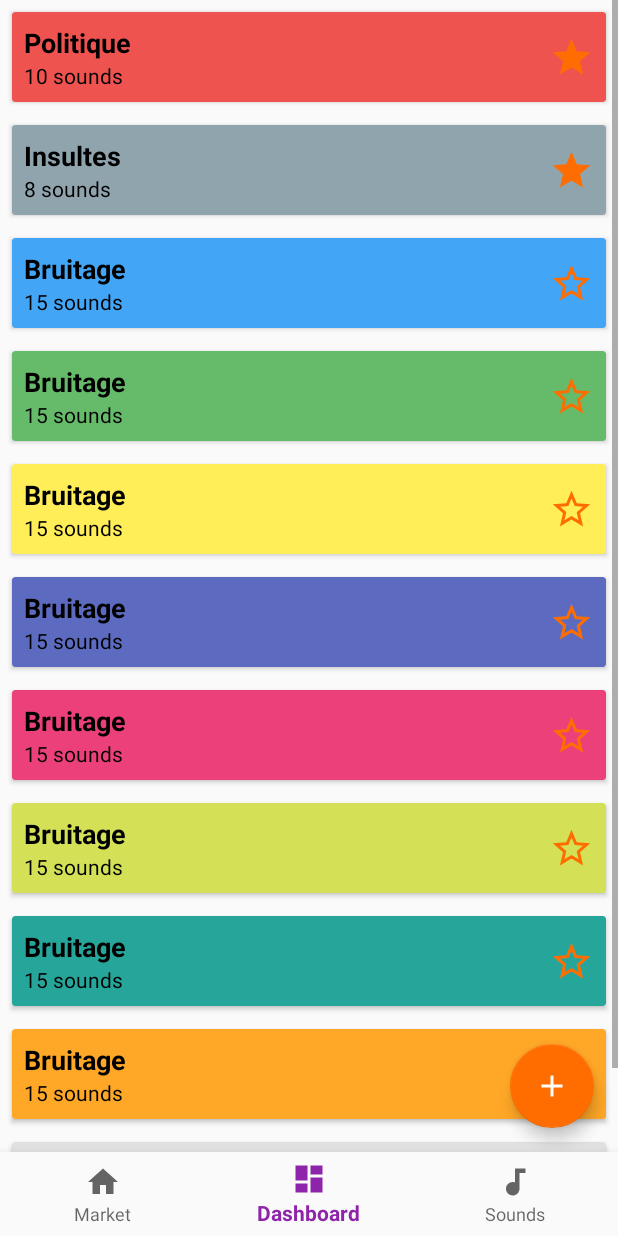
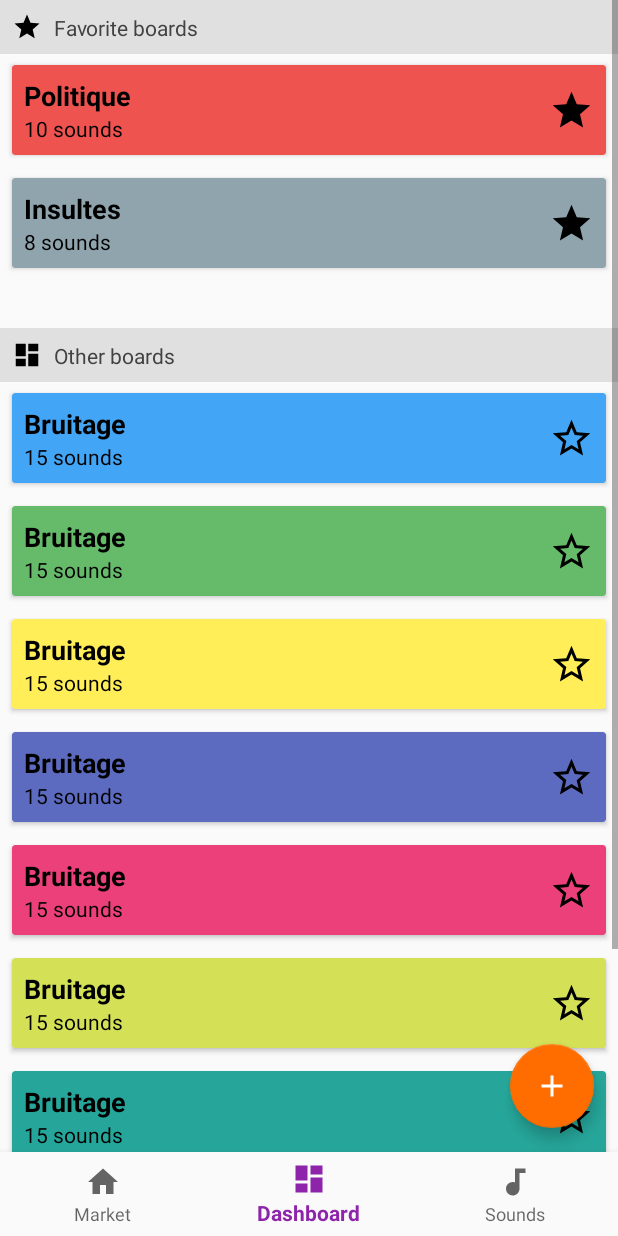
Before and after one commit to Namhto/android-sound-box-maker, an Android app: the screen it shows after launch (HomePageActivity), item 2 of the bottom bar chosen, on a phone screen of 412 x 824 dp. Run offline under Robolectric (Android 15) with nearby library versions, the phone set to English and light mode, and no system bars; our stand-ins replace ButterKnife.

Commit message:
Favorite boards

```diff
--- a/app/build.gradle
+++ b/app/build.gradle
@@ -37,4 +37,6 @@ dependencies {
 
     implementation 'com.android.support:recyclerview-v7:27.1.1'
 
+    //Apache collection utils
+    implementation 'org.apache.commons:commons-collections4:4.1'
 }
--- a/app/src/main/java/com/maxtho/soundboxmaker/homepage/boardtab/BoardFragment.java
+++ b/app/src/main/java/com/maxtho/soundboxmaker/homepage/boardtab/BoardFragment.java
@@ -15,6 +15,7 @@ import com.maxtho.soundboxmaker.model.entity.Board;
 import com.maxtho.soundboxmaker.model.entity.Color;
 
 import java.util.ArrayList;
+import java.util.Iterator;
 import java.util.List;
 
 import butterknife.BindView;
@@ -22,8 +23,13 @@ import butterknife.ButterKnife;
 
 public class BoardFragment extends Fragment {
 
+    @BindView(R.id.board_list_favorite)
+    ListView boardListFavorite;
+
     @BindView(R.id.board_list)
     ListView boardList;
+
+    private BoardAdapter adapterFavorite;
 
     private BoardAdapter adapter;
 
@@ -56,10 +62,44 @@ public class BoardFragment extends Fragment {
         list.add(new Board().setTitle("Bruitage").setCount(15).setFavorite(false).setColor(Color.ORANGE));
         list.add(new Board().setTitle("Bruitage").setCount(15).setFavorite(false).setColor(Color.GREY));
 
-        adapter = new BoardAdapter(getContext(), 0, list);
+        List<Board> favoriteBoardList = new ArrayList<>();
+        List<Board> otherBoardList = new ArrayList<>();
+        Iterator<Board> iterator = list.iterator();
+        while (iterator.hasNext()) {
+            Board board = iterator.next();
+            if (board.isFavorite()) {
+                favoriteBoardList.add(board);
+            } else {
+                otherBoardList.add(board);
+            }
+        }
+
+        adapterFavorite = new BoardAdapter(getContext(), 0, favoriteBoardList);
+        View boardListFavoriteHeader = getLayoutInflater().inflate(R.layout.list_view_favorite_header, boardListFavorite, false);
+        boardListFavorite.addHeaderView(boardListFavoriteHeader);
+        boardListFavorite.setAdapter(adapterFavorite);
+        setListViewHeight(boardListFavorite);
+
+        adapter = new BoardAdapter(getContext(), 0, otherBoardList);
+        View boardListHeader = getLayoutInflater().inflate(R.layout.list_view_header, boardList, false);
+        boardList.addHeaderView(boardListHeader);
         boardList.setAdapter(adapter);
+        setListViewHeight(boardList);
 
         return view;
+    }
+
+    private void setListViewHeight(ListView listView) {
+        int totalHeight = 0;
+        for (int i = 0; i < listView.getAdapter().getCount(); i++) {
+            View listItem = listView.getAdapter().getView(i, null, listView);
+            listItem.measure(0, 0);
+            totalHeight += listItem.getMeasuredHeight();
+        }
+        ViewGroup.LayoutParams params = listView.getLayoutParams();
+        params.height = totalHeight + (listView.getDividerHeight() * (listView.getAdapter().getCount() - 1));
+        listView.setLayoutParams(params);
+        listView.requestLayout();
     }
 
     @Override
--- a/app/src/main/res/layout/board_list_item.xml
+++ b/app/src/main/res/layout/board_list_item.xml
@@ -5,15 +5,17 @@
     android:layout_height="wrap_content">
 
     <android.support.v7.widget.CardView
+        android:id="@+id/board_list_item_root"
         android:layout_width="match_parent"
         android:layout_height="wrap_content"
         android:layout_margin="@dimen/list_item_margin"
         android:clickable="true"
         android:focusable="true"
+        android:foreground="?android:attr/selectableItemBackground"
+        android:src="@drawable/ic_star_border_black_24dp"
         app:cardBackgroundColor="#6a89cc"
         app:cardCornerRadius="@dimen/cardview_default_radius"
-        app:contentPadding="@dimen/list_item_padding"
-        android:id="@+id/board_list_item_root">
+        app:contentPadding="@dimen/list_item_padding">
 
         <android.support.constraint.ConstraintLayout
             android:layout_width="match_parent"
@@ -43,8 +45,9 @@
                 android:layout_width="30dp"
                 android:layout_height="30dp"
                 android:background="?attr/selectableItemBackgroundBorderless"
+                android:clickable="true"
+                android:focusable="true"
                 android:src="@drawable/ic_star_border_black_24dp"
-                android:tint="@color/colorAccent"
                 app:layout_constraintBottom_toBottomOf="parent"
                 app:layout_constraintRight_toRightOf="parent"
                 app:layout_constraintTop_toTopOf="parent" />
--- a/app/src/main/res/layout/fragment_board.xml
+++ b/app/src/main/res/layout/fragment_board.xml
@@ -5,11 +5,34 @@
     xmlns:app="http://schemas.android.com/apk/res-auto"
     tools:context="com.maxtho.soundboxmaker.homepage.boardtab.BoardFragment">
 
-    <ListView
+    <ScrollView
         android:layout_width="match_parent"
-        android:layout_height="match_parent"
-        android:id="@+id/board_list"
-        android:divider="#00000000" />
+        android:layout_height="0dp"
+        app:layout_constraintTop_toTopOf="parent"
+        app:layout_constraintBottom_toBottomOf="parent">
+
+        <LinearLayout
+            android:layout_width="match_parent"
+            android:layout_height="wrap_content"
+            android:orientation="vertical">
+
+            <ListView
+                android:id="@+id/board_list_favorite"
+                android:layout_width="match_parent"
+                android:layout_height="wrap_content"
+                android:divider="#00000000"
+                app:layout_constraintTop_toTopOf="parent"
+                android:layout_marginBottom="@dimen/list_margin_bottom"/>
+
+            <ListView
+                android:id="@+id/board_list"
+                android:layout_width="match_parent"
+                android:layout_height="wrap_content"
+                android:divider="#00000000"
+                app:layout_constraintTop_toBottomOf="@+id/board_list_favorite" />
+
+        </LinearLayout>
+    </ScrollView>
 
     <android.support.design.widget.FloatingActionButton
         android:layout_width="wrap_content"
--- /dev/null
+++ b/app/src/main/res/layout/list_view_favorite_header.xml
@@ -0,0 +1,28 @@
+<?xml version="1.0" encoding="utf-8"?>
+<android.support.constraint.ConstraintLayout xmlns:android="http://schemas.android.com/apk/res/android"
+    xmlns:app="http://schemas.android.com/apk/res-auto"
+    android:layout_width="match_parent"
+    android:layout_height="wrap_content"
+    android:orientation="horizontal"
+    android:padding="@dimen/list_item_padding"
+    android:background="#e0e0e0">
+
+    <ImageView
+        android:layout_width="20dp"
+        android:layout_height="20dp"
+        android:src="@drawable/ic_star_black_24dp"
+        app:layout_constraintBottom_toBottomOf="parent"
+        app:layout_constraintTop_toTopOf="parent"
+        android:id="@+id/board_list_favorite_header_icon"/>
+
+    <TextView
+        android:layout_width="0dp"
+        android:layout_height="wrap_content"
+        android:paddingStart="@dimen/list_item_padding"
+        android:text="Favorite boards"
+        android:textColor="@color/cardview_dark_background"
+        android:textSize="14sp"
+        app:layout_constraintBottom_toBottomOf="parent"
+        app:layout_constraintLeft_toRightOf="@+id/board_list_favorite_header_icon"
+        app:layout_constraintTop_toTopOf="parent" />
+</android.support.constraint.ConstraintLayout>
--- /dev/null
+++ b/app/src/main/res/layout/list_view_header.xml
@@ -0,0 +1,28 @@
+<?xml version="1.0" encoding="utf-8"?>
+<android.support.constraint.ConstraintLayout xmlns:android="http://schemas.android.com/apk/res/android"
+    xmlns:app="http://schemas.android.com/apk/res-auto"
+    android:layout_width="match_parent"
+    android:layout_height="wrap_content"
+    android:orientation="horizontal"
+    android:padding="@dimen/list_item_padding"
+    android:background="#e0e0e0">
+
+    <ImageView
+        android:layout_width="20dp"
+        android:layout_height="20dp"
+        android:src="@drawable/ic_dashboard_black_24dp"
+        app:layout_constraintBottom_toBottomOf="parent"
+        app:layout_constraintTop_toTopOf="parent"
+        android:id="@+id/board_list_favorite_header_icon"/>
+
+    <TextView
+        android:layout_width="0dp"
+        android:layout_height="wrap_content"
+        android:paddingStart="@dimen/list_item_padding"
+        android:text="Other boards"
+        android:textColor="@color/cardview_dark_background"
+        android:textSize="14sp"
+        app:layout_constraintBottom_toBottomOf="parent"
+        app:layout_constraintLeft_toRightOf="@+id/board_list_favorite_header_icon"
+        app:layout_constraintTop_toTopOf="parent" />
+</android.support.constraint.ConstraintLayout>
--- a/app/src/main/res/values/dimens.xml
+++ b/app/src/main/res/values/dimens.xml
@@ -5,4 +5,5 @@
     <dimen name="fab_margin">16dp</dimen>
     <dimen name="list_item_margin">8dp</dimen>
     <dimen name="list_item_padding">8dp</dimen>
+    <dimen name="list_margin_bottom">32dp</dimen>
 </resources>
```
